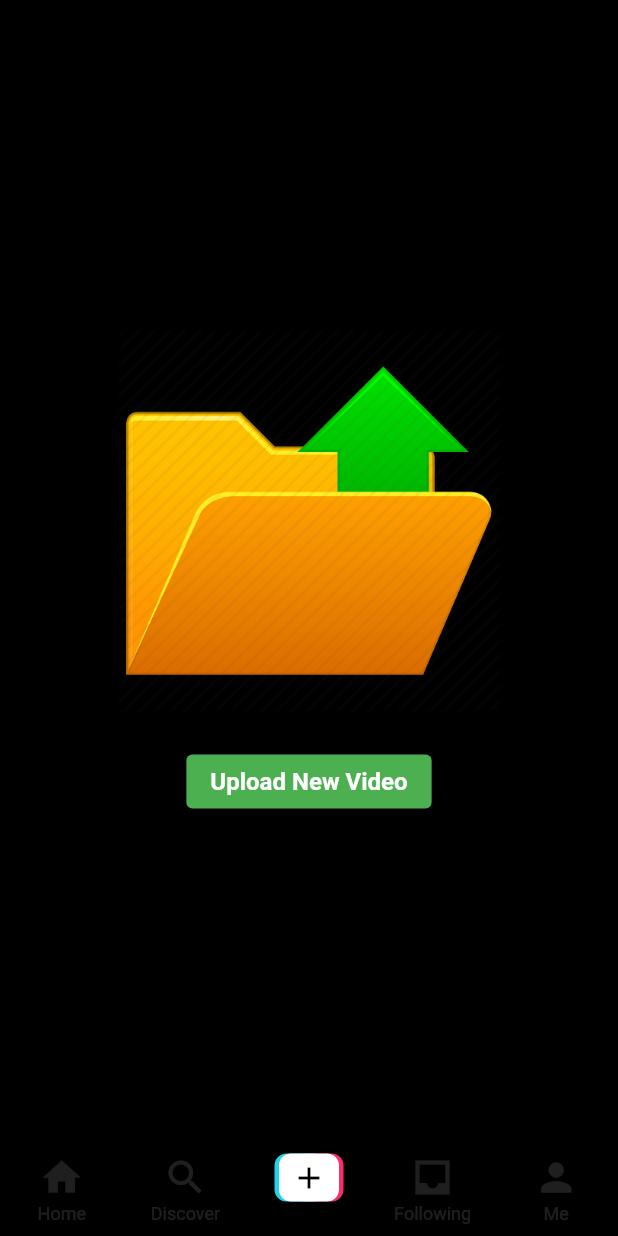
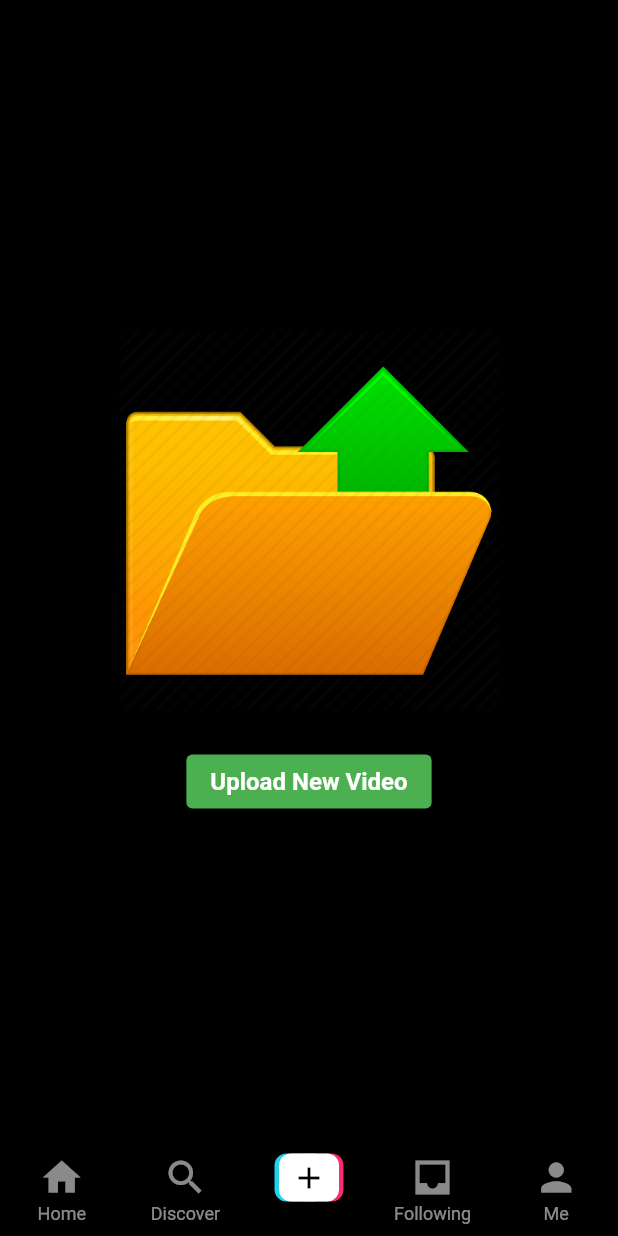
Before and after one commit to wenF627/tiktok_clone, a Flutter app: the screen it shows once a user with an empty profile is signed in, item 3 of the bottom bar chosen, on a phone screen of 412 x 824 dp. Run offline on Flutter 3.47's test engine with Material 2 defaults, Android fonts, the phone set to English and light mode, and no system bars; our stand-ins replace cloud_firestore, firebase_auth, firebase_core, firebase_storage, get, google_fonts and 4 more; missing offline and left inert: video_compress; accounts and stored records are empty.

Commit message:
quick update
style change

```diff
--- a/lib/home/home_screen.dart
+++ b/lib/home/home_screen.dart
@@ -43,7 +43,7 @@ class _HomeScreenState extends State<HomeScreen>
         type: BottomNavigationBarType.fixed,
         backgroundColor: Colors.black,
         selectedItemColor: Colors.white,
-        unselectedItemColor: Colors.white12,
+        unselectedItemColor: Colors.white54,
         currentIndex: screenIndex,
         items: const [
 
```
